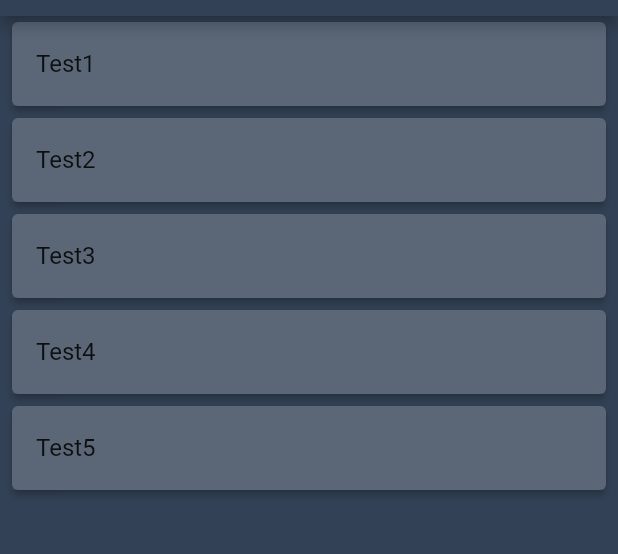
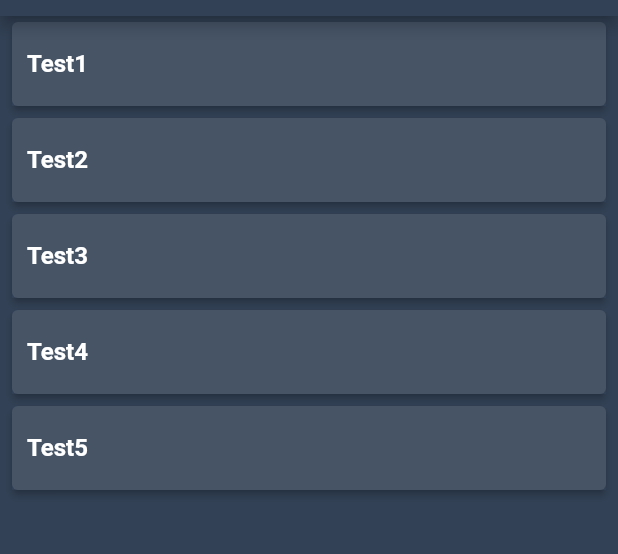
Before and after one commit to titov-andrei/flutter_app, a Flutter app: the screen it shows after launch, on a phone screen of 412 x 824 dp, the part 68-622 px from its top. Run offline on Flutter 3.47's test engine with Material 2 defaults, Android fonts, the phone set to English and light mode, and no system bars.

Commit message:
Update main.dart

```diff
--- a/lib/main.dart
+++ b/lib/main.dart
@@ -73,9 +73,10 @@ class WorkoutsList extends StatelessWidget {
                 elevation: 2.0,
                 margin: EdgeInsets.symmetric(horizontal: 8, vertical: 4),
                 child: Container(
-                  decoration: BoxDecoration(color: Color.fromRGBO(50, 65, 85, 0.8)),
+                  decoration: BoxDecoration(color: Color.fromRGBO(50, 65, 85, 0.9)),
                   child: ListTile(
-                    title: Text(workouts[i].title),
+                    contentPadding: EdgeInsets.symmetric(horizontal: 10),
+                    title: Text(workouts[i].title, style: TextStyle(color: Theme.of(context).textTheme.title.color, fontWeight: FontWeight.bold)),
                   ),
                 ),
               );
```
